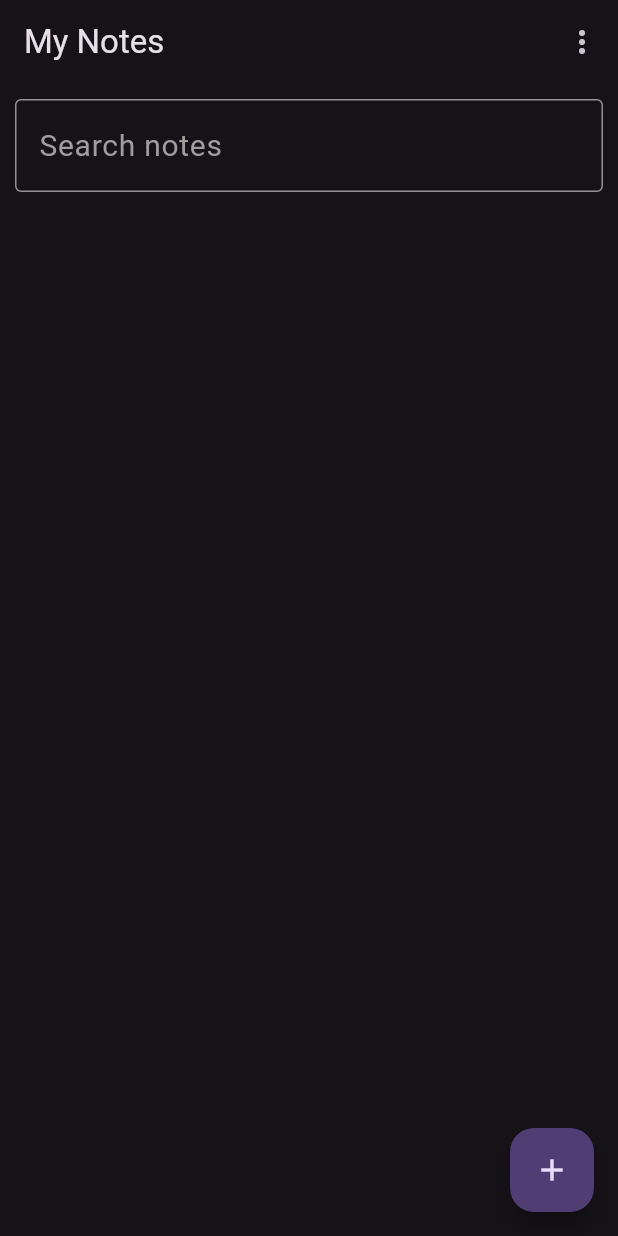
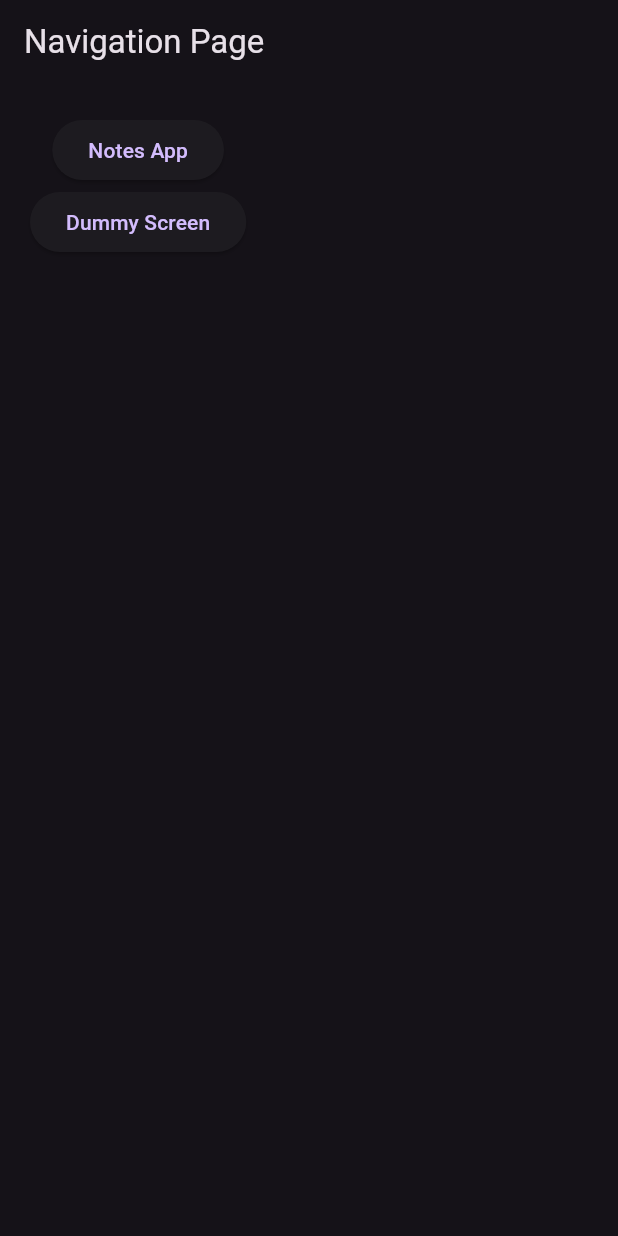
Before and after one commit to maxx-2345/Notes-App, a Flutter app: the screen it shows after launch, on a phone screen of 412 x 824 dp. Run offline on Flutter 3.47's test engine with Material 3 defaults, Android fonts, the phone set to English and light mode, and no system bars; our stand-ins replace share_plus.

Commit message:
solve error

```diff
--- a/lib/main.dart
+++ b/lib/main.dart
@@ -1,5 +1,6 @@
 import 'package:flutter/material.dart';
 import 'package:my_notes/screens/homescreen.dart';
+import 'package:my_notes/screens/main_screen.dart';
 
 void main() {
   runApp(const MyApp());
@@ -18,7 +19,7 @@ class MyApp extends StatelessWidget {
         colorScheme: ColorScheme.fromSeed(seedColor: Colors.deepPurple,brightness: Brightness.dark),
         useMaterial3: true,
       ),
-      home: Homescreen(),
+      home: MainScreen(),
     );
   }
 }
--- a/lib/screens/homescreen.dart
+++ b/lib/screens/homescreen.dart
@@ -106,7 +106,10 @@ List<Note> get filteredNotes {
               ) : null
               ),
              onChanged: (value) {
-               searchQuery=  value;
+                setState(() {
+                  searchQuery =  value;
+                });
+
              },
             ),
           ),
--- /dev/null
+++ b/lib/screens/main_screen.dart
@@ -0,0 +1,33 @@
+import 'package:flutter/material.dart';
+
+import 'dummy_card_screen.dart';
+import 'homescreen.dart';
+
+class MainScreen extends StatelessWidget {
+  const MainScreen({super.key});
+
+  @override
+  Widget build(BuildContext context) {
+    return Scaffold(
+      appBar: AppBar(
+        title:  Text("Navigation Page"),
+      ),
+      body: Padding(
+          padding: EdgeInsets.all(20),
+        child: Column(
+          children: [
+            ElevatedButton(onPressed: (){
+              Navigator.of(context).push(MaterialPageRoute(builder: (context)=>
+                Homescreen()
+              ));
+            }, child: Text("Notes App")),
+            ElevatedButton(onPressed: (){
+              Navigator.of(context).push(MaterialPageRoute(builder: (context)=>DummyCardScreen()
+              ));
+            }, child: Text("Dummy Screen")),
+          ],
+        ),
+      ),
+    );
+  }
+}
```
Also changed, not shown: lib/screens/dummy_card_screen.dart (added, +58 -0 lines).
